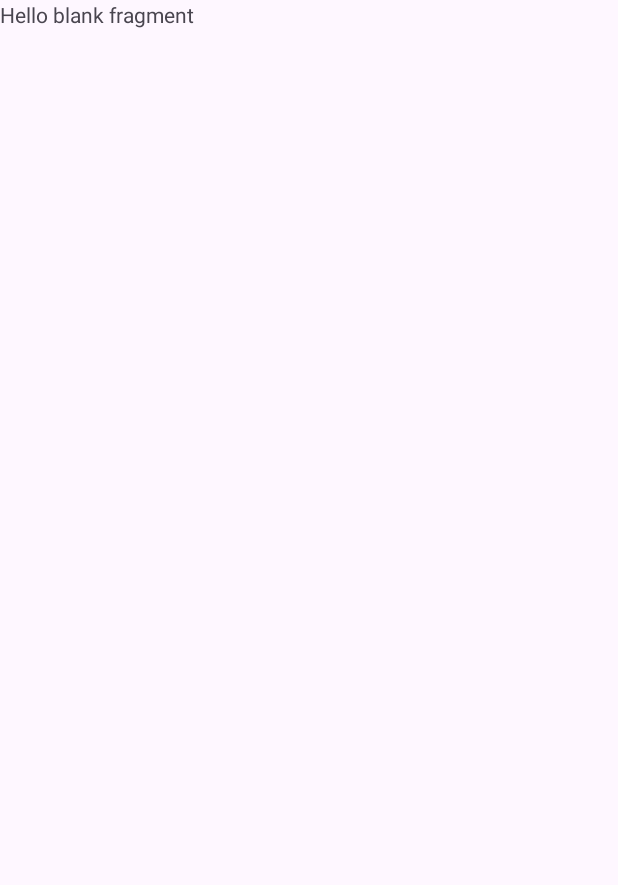
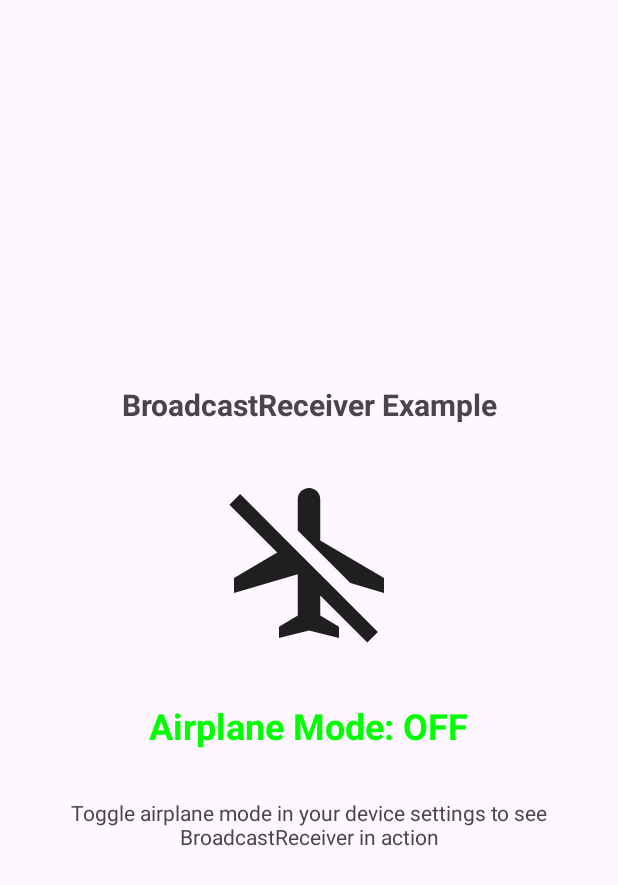
Before and after one commit to zhanserikAmangeldi/firstLabProject, an Android app: the BroadcastFragment screen opened through its navigation route, on a phone screen of 412 x 824 dp. Before the commit the part shown is almost empty. Shown: the top 885 px of the screen. Run offline under Robolectric (Android 15) with nearby library versions, the phone set to English and light mode, and no system bars; our stand-ins replace navigation-ui.

Commit message:
add broadcast

```diff
--- /dev/null
+++ b/app/src/main/java/com/example/labproject/AirplaneModeReceiver.kt
@@ -0,0 +1,34 @@
+package com.example.labproject
+
+import android.content.BroadcastReceiver
+import android.content.Context
+import android.content.Intent
+import android.provider.Settings
+import android.widget.Toast
+
+class AirplaneModeReceiver : BroadcastReceiver() {
+
+    interface AirplaneModeListener {
+        fun onAirplaneModeChanged(isEnabled: Boolean)
+    }
+
+    var listener: AirplaneModeListener? = null
+
+    override fun onReceive(context: Context?, intent: Intent?) {
+        if (intent?.action == Intent.ACTION_AIRPLANE_MODE_CHANGED) {
+            val isAirplaneModeOn = Settings.Global.getInt(
+                context?.contentResolver,
+                Settings.Global.AIRPLANE_MODE_ON, 0
+            ) != 0
+
+            listener?.onAirplaneModeChanged(isAirplaneModeOn)
+
+            val message = if (isAirplaneModeOn)
+                "Airplane mode is ON"
+            else
+                "Airplane mode is OFF"
+
+            Toast.makeText(context, message, Toast.LENGTH_SHORT).show()
+        }
+    }
+}
--- a/app/src/main/java/com/example/labproject/BroadcastFragment.kt
+++ b/app/src/main/java/com/example/labproject/BroadcastFragment.kt
@@ -1,59 +1,71 @@
 package com.example.labproject
 
+import android.content.Intent
+import android.content.IntentFilter
+import android.graphics.Color
 import android.os.Bundle
+import android.provider.Settings
 import androidx.fragment.app.Fragment
 import android.view.LayoutInflater
 import android.view.View
 import android.view.ViewGroup
+import android.widget.ImageView
+import android.widget.TextView
 
-// TODO: Rename parameter arguments, choose names that match
-// the fragment initialization parameters, e.g. ARG_ITEM_NUMBER
-private const val ARG_PARAM1 = "param1"
-private const val ARG_PARAM2 = "param2"
 
-/**
- * A simple [Fragment] subclass.
- * Use the [BroadcastFragment.newInstance] factory method to
- * create an instance of this fragment.
- */
-class BroadcastFragment : Fragment() {
-    // TODO: Rename and change types of parameters
-    private var param1: String? = null
-    private var param2: String? = null
+class BroadcastFragment : Fragment(), AirplaneModeReceiver.AirplaneModeListener {
 
-    override fun onCreate(savedInstanceState: Bundle?) {
-        super.onCreate(savedInstanceState)
-        arguments?.let {
-            param1 = it.getString(ARG_PARAM1)
-            param2 = it.getString(ARG_PARAM2)
-        }
-    }
+    private lateinit var tvAirplaneStatus: TextView
+    private val airplaneModeReceiver = AirplaneModeReceiver()
 
     override fun onCreateView(
-        inflater: LayoutInflater, container: ViewGroup?,
+        inflater: LayoutInflater,
+        container: ViewGroup?,
         savedInstanceState: Bundle?
     ): View? {
-        // Inflate the layout for this fragment
         return inflater.inflate(R.layout.fragment_broadcast, container, false)
     }
 
-    companion object {
-        /**
-         * Use this factory method to create a new instance of
-         * this fragment using the provided parameters.
-         *
-         * @param param1 Parameter 1.
-         * @param param2 Parameter 2.
-         * @return A new instance of fragment BroadcastFragment.
-         */
-        // TODO: Rename and change types and number of parameters
-        @JvmStatic
-        fun newInstance(param1: String, param2: String) =
-            BroadcastFragment().apply {
-                arguments = Bundle().apply {
-                    putString(ARG_PARAM1, param1)
-                    putString(ARG_PARAM2, param2)
-                }
-            }
+    override fun onViewCreated(view: View, savedInstanceState: Bundle?) {
+        super.onViewCreated(view, savedInstanceState)
+
+        tvAirplaneStatus = view.findViewById(R.id.tvAirplaneStatus)
+
+        val isAirplaneModeOn = Settings.Global.getInt(
+            context?.contentResolver,
+            Settings.Global.AIRPLANE_MODE_ON, 0
+        ) != 0
+
+        updateStatus(isAirplaneModeOn)
+
+        airplaneModeReceiver.listener = this
+    }
+
+    override fun onResume() {
+        super.onResume()
+        context?.registerReceiver(
+            airplaneModeReceiver,
+            IntentFilter(Intent.ACTION_AIRPLANE_MODE_CHANGED)
+        )
+    }
+
+    override fun onPause() {
+        super.onPause()
+        context?.unregisterReceiver(airplaneModeReceiver)
+    }
+
+    override fun onAirplaneModeChanged(isEnabled: Boolean) {
+        updateStatus(isEnabled)
+    }
+
+    private fun updateStatus(isEnabled: Boolean) {
+        view?.findViewById<ImageView>(R.id.ivAirplaneMode)?.apply {
+            setImageResource(if (isEnabled) R.drawable.ic_airplane_mode_on else R.drawable.ic_airplane_mode_off)
+        }
+        val status = if (isEnabled) "ON" else "OFF"
+        val color = if (isEnabled) Color.RED else Color.GREEN
+
+        tvAirplaneStatus.text = "Airplane Mode: $status"
+        tvAirplaneStatus.setTextColor(color)
     }
 }
--- /dev/null
+++ b/app/src/main/res/drawable/ic_airplane_mode_off.xml
@@ -0,0 +1,9 @@
+<vector xmlns:android="http://schemas.android.com/apk/res/android"
+    android:width="24dp"
+    android:height="24dp"
+    android:viewportWidth="24"
+    android:viewportHeight="24">
+  <path
+      android:pathData="M10.5,7.67V3.5C10.5,2.67 11.17,2 12,2c0.83,0 1.5,0.67 1.5,1.5V9l8.5,5v2l-4.49,-1.32L10.5,7.67zM19.78,22.61l1.41,-1.41L13.5,13.5L9.56,9.56L2.81,2.81L1.39,4.22l6.38,6.38L2,14v2l8.5,-2.5V19L8,20.5L8,22l4,-1l4,1l0,-1.5L13.5,19v-2.67L19.78,22.61z"
+      android:fillColor="#1f1f1f"/>
+</vector>
--- /dev/null
+++ b/app/src/main/res/drawable/ic_airplane_mode_on.xml
@@ -0,0 +1,9 @@
+<vector xmlns:android="http://schemas.android.com/apk/res/android"
+    android:width="24dp"
+    android:height="24dp"
+    android:viewportWidth="24"
+    android:viewportHeight="24">
+  <path
+      android:pathData="M22,16v-2l-8.5,-5V3.5C13.5,2.67 12.83,2 12,2s-1.5,0.67 -1.5,1.5V9L2,14v2l8.5,-2.5V19L8,20.5L8,22l4,-1l4,1l0,-1.5L13.5,19v-5.5L22,16z"
+      android:fillColor="#1f1f1f"/>
+</vector>
--- a/app/src/main/res/layout/fragment_broadcast.xml
+++ b/app/src/main/res/layout/fragment_broadcast.xml
@@ -1,14 +1,40 @@
 <?xml version="1.0" encoding="utf-8"?>
-<FrameLayout xmlns:android="http://schemas.android.com/apk/res/android"
-    xmlns:tools="http://schemas.android.com/tools"
+<LinearLayout xmlns:android="http://schemas.android.com/apk/res/android"
     android:layout_width="match_parent"
     android:layout_height="match_parent"
-    tools:context=".BroadcastFragment">
+    android:orientation="vertical"
+    android:gravity="center"
+    android:padding="16dp">
 
-    <!-- TODO: Update blank fragment layout -->
     <TextView
         android:layout_width="match_parent"
-        android:layout_height="match_parent"
-        android:text="@string/hello_blank_fragment" />
+        android:layout_height="wrap_content"
+        android:text="BroadcastReceiver Example"
+        android:textSize="20sp"
+        android:textStyle="bold"
+        android:gravity="center"
+        android:layout_marginBottom="32dp"/>
 
-</FrameLayout>
+    <ImageView
+        android:id="@+id/ivAirplaneMode"
+        android:layout_width="120dp"
+        android:layout_height="120dp"
+        android:src="@drawable/ic_airplane_mode_on"
+        android:layout_marginBottom="32dp"/>
+
+    <TextView
+        android:id="@+id/tvAirplaneStatus"
+        android:layout_width="wrap_content"
+        android:layout_height="wrap_content"
+        android:text="Airplane Mode: OFF"
+        android:textSize="24sp"
+        android:textStyle="bold"/>
+
+    <TextView
+        android:layout_width="match_parent"
+        android:layout_height="wrap_content"
+        android:text="Toggle airplane mode in your device settings to see BroadcastReceiver in action"
+        android:gravity="center"
+        android:layout_marginTop="32dp"/>
+
+</LinearLayout>
```
